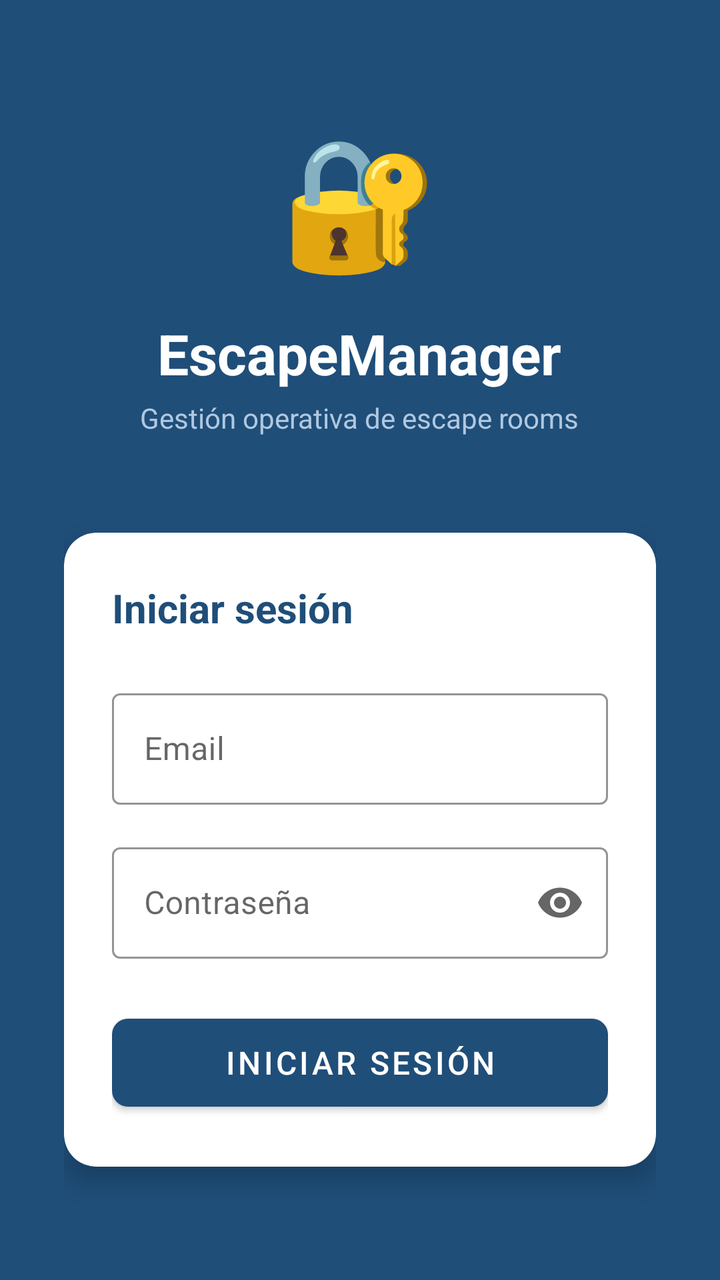
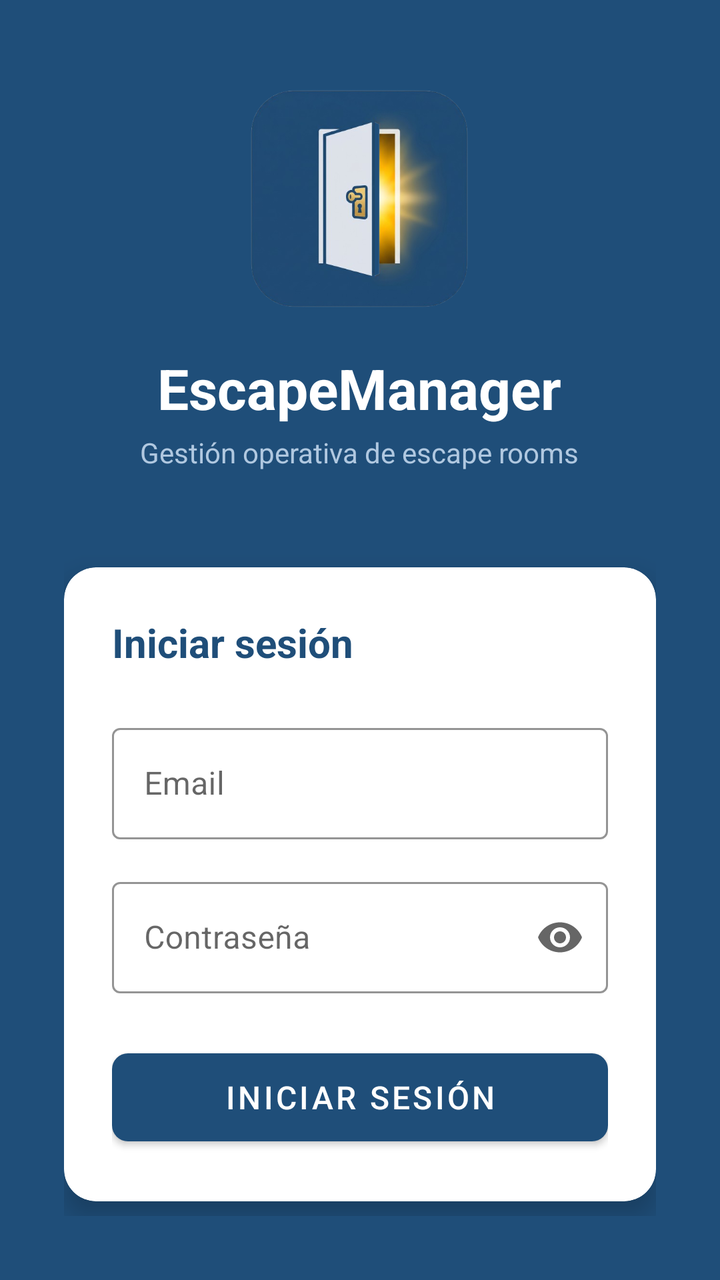

Compare the two renders of this Android layout. The source of the first and the diff that turns it into the second are given below.
<!-- AndroidManifest.xml: application theme Theme.EscapeManager -->
<!-- res/layout/fragment_login.xml -->
<?xml version="1.0" encoding="utf-8"?>
<ScrollView xmlns:android="http://schemas.android.com/apk/res/android"
    xmlns:app="http://schemas.android.com/apk/res-auto"
    android:layout_width="match_parent"
    android:layout_height="match_parent"
    android:fillViewport="true"
    android:background="@color/primary">

    <LinearLayout
        android:layout_width="match_parent"
        android:layout_height="wrap_content"
        android:orientation="vertical"
        android:gravity="center"
        android:padding="32dp">

        
        <LinearLayout
            android:layout_width="wrap_content"
            android:layout_height="wrap_content"
            android:orientation="vertical"
            android:gravity="center"
            android:layout_marginBottom="48dp">

            <TextView
                android:layout_width="wrap_content"
                android:layout_height="wrap_content"
                android:text="🔐"
                android:textSize="64sp"
                android:layout_marginBottom="16dp" />

            <TextView
                android:layout_width="wrap_content"
                android:layout_height="wrap_content"
                android:text="EscapeManager"
                android:textSize="28sp"
                android:textStyle="bold"
                android:textColor="@color/white" />

            <TextView
                android:layout_width="wrap_content"
                android:layout_height="wrap_content"
                android:text="Gestión operativa de escape rooms"
                android:textSize="14sp"
                android:textColor="#B0C8E0"
                android:layout_marginTop="4dp" />
        </LinearLayout>

        
        <com.google.android.material.card.MaterialCardView
            android:layout_width="match_parent"
            android:layout_height="wrap_content"
            app:cardCornerRadius="16dp"
            app:cardElevation="8dp"
            app:cardBackgroundColor="@color/white">

            <LinearLayout
                android:layout_width="match_parent"
                android:layout_height="wrap_content"
                android:orientation="vertical"
                android:padding="24dp">

                <TextView
                    android:layout_width="wrap_content"
                    android:layout_height="wrap_content"
                    android:text="Iniciar sesión"
                    android:textSize="20sp"
                    android:textStyle="bold"
                    android:textColor="@color/primary"
                    android:layout_marginBottom="24dp" />

                <com.google.android.material.textfield.TextInputLayout
                    android:id="@+id/tilEmail"
                    style="@style/Widget.MaterialComponents.TextInputLayout.OutlinedBox"
                    android:layout_width="match_parent"
                    android:layout_height="wrap_content"
                    android:hint="@string/email"
                    app:boxStrokeColor="@color/primary"
                    android:layout_marginBottom="16dp">

                    <com.google.android.material.textfield.TextInputEditText
                        android:id="@+id/etEmail"
                        android:layout_width="match_parent"
                        android:layout_height="wrap_content"
                        android:inputType="textEmailAddress"
                        android:imeOptions="actionNext"
                        android:textColor="@color/text_primary" />
                </com.google.android.material.textfield.TextInputLayout>

                <com.google.android.material.textfield.TextInputLayout
                    android:id="@+id/tilPassword"
                    style="@style/Widget.MaterialComponents.TextInputLayout.OutlinedBox"
                    android:layout_width="match_parent"
                    android:layout_height="wrap_content"
                    android:hint="@string/password"
                    app:boxStrokeColor="@color/primary"
                    app:endIconMode="password_toggle"
                    android:layout_marginBottom="24dp">

                    <com.google.android.material.textfield.TextInputEditText
                        android:id="@+id/etPassword"
                        android:layout_width="match_parent"
                        android:layout_height="wrap_content"
                        android:inputType="textPassword"
                        android:imeOptions="actionDone"
                        android:textColor="@color/text_primary" />
                </com.google.android.material.textfield.TextInputLayout>

                <TextView
                    android:id="@+id/tvError"
                    android:layout_width="match_parent"
                    android:layout_height="wrap_content"
                    android:textColor="@color/error"
                    android:textSize="14sp"
                    android:visibility="gone"
                    android:layout_marginBottom="16dp" />

                <com.google.android.material.button.MaterialButton
                    android:id="@+id/btnLogin"
                    style="@style/Widget.EscapeManager.Button"
                    android:layout_width="match_parent"
                    android:layout_height="56dp"
                    android:text="@string/login"
                    android:textSize="16sp" />

                <ProgressBar
                    android:id="@+id/progressBar"
                    android:layout_width="wrap_content"
                    android:layout_height="wrap_content"
                    android:layout_gravity="center"
                    android:layout_marginTop="16dp"
                    android:visibility="gone"
                    android:indeterminateTint="@color/primary" />
            </LinearLayout>
        </com.google.android.material.card.MaterialCardView>
    </LinearLayout>
</ScrollView>
<!-- resources referenced by this layout -->
<resources>
  <color name="error">#D32F2F</color>
  <color name="primary">#1F4E79</color>
  <color name="text_primary">#1A1A2E</color>
  <color name="white">#FFFFFF</color>
  <string name="email">Email</string>
  <string name="login">Iniciar sesión</string>
  <string name="password">Contraseña</string>
  <style name="Widget.EscapeManager.Button" parent="Widget.MaterialComponents.Button">
          <item name="backgroundTint">@color/primary</item>
          <item name="android:textColor">@color/white</item>
          <item name="cornerRadius">8dp</item>
      </style>
  <style name="Theme.EscapeManager" parent="Theme.MaterialComponents.DayNight.NoActionBar">
          <item name="colorPrimary">@color/primary</item>
          <item name="colorPrimaryVariant">@color/primary_dark</item>
          <item name="colorSecondary">@color/secondary</item>
          <item name="colorSurface">@color/surface</item>
          <item name="android:colorBackground">@color/background</item>
          <item name="colorError">@color/error</item>
          <item name="android:windowBackground">@color/background</item>
          <item name="bottomNavigationStyle">@style/Widget.EscapeManager.BottomNav</item>
          <item name="android:textColor">@color/text_primary</item>
          <item name="android:textColorSecondary">@color/text_secondary</item>
          <item name="android:textColorHint">#888888</item>
          <item name="android:editTextColor">@color/text_primary</item>
          <item name="editTextColor">@color/text_primary</item>
          <item name="boxStrokeColor">@color/primary</item>
          <item name="hintTextColor">@color/text_secondary</item>
          <item name="textInputStyle">@style/Widget.EscapeManager.TextInputLayout</item>
      </style>
  <color name="primary_dark">#163A5F</color>
  <color name="secondary">#2E75B6</color>
  <color name="surface">#FFFFFF</color>
  <color name="background">#F5F7FA</color>
  <style name="Widget.EscapeManager.BottomNav" parent="Widget.MaterialComponents.BottomNavigationView">
          <item name="android:background">@color/white</item>
          <item name="itemIconTint">@color/primary</item>
          <item name="itemTextColor">@color/primary</item>
          <item name="labelVisibilityMode">labeled</item>
      </style>
  <color name="text_secondary">#4A4A6A</color>
  <style name="Widget.EscapeManager.TextInputLayout" parent="Widget.MaterialComponents.TextInputLayout.OutlinedBox">
          <item name="boxStrokeColor">@color/primary</item>
          <item name="hintTextColor">@color/text_secondary</item>
          <item name="android:textColorHint">@color/text_secondary</item>
      </style>
</resources>

<!-- the commit's change to res/layout/fragment_login.xml (unified diff, before → after) -->
@@ -21,12 +21,12 @@
             android:gravity="center"
             android:layout_marginBottom="48dp">
 
-            <TextView
-                android:layout_width="wrap_content"
-                android:layout_height="wrap_content"
-                android:text="🔐"
-                android:textSize="64sp"
-                android:layout_marginBottom="16dp" />
+            <ImageView
+                android:layout_width="120dp"
+                android:layout_height="120dp"
+                android:src="@drawable/logo_sin_fondo"
+                android:layout_marginBottom="16dp"
+                android:contentDescription="EscapeManager logo" />
 
             <TextView
                 android:layout_width="wrap_content"
<!-- resource entries referenced after the edit -->
@@ -4,6 +4,7 @@
   <color name="primary">#1F4E79</color>
   <color name="text_primary">#1A1A2E</color>
   <color name="white">#FFFFFF</color>
+  <!-- drawable logo_sin_fondo: png bitmap (drawable, 138007 bytes) -->
   <string name="email">Email</string>
   <string name="login">Iniciar sesión</string>
   <string name="password">Contraseña</string>
